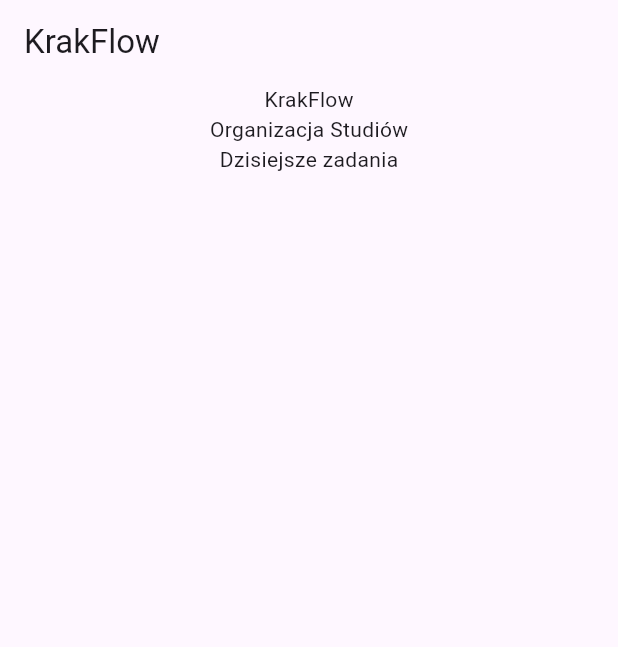
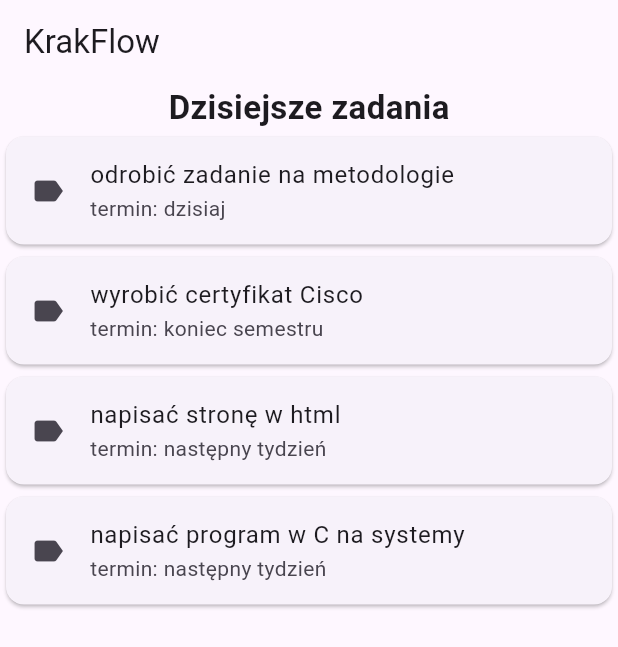
Before and after one commit to mattnotdev/krakflow_flutter, a Flutter app: the screen it shows after launch, on a phone screen of 412 x 824 dp. Shown: the top 647 px of the screen. Run offline on Flutter 3.47's test engine with Material 3 defaults, Android fonts, the phone set to English and light mode, and no system bars.

Commit message:
visible, scrollable list

```diff
--- a/lib/main.dart
+++ b/lib/main.dart
@@ -5,23 +5,44 @@ void main() {
 }
 
 class MyApp extends StatelessWidget {
+  List<Task> tasks = [
+    Task(title: "odrobić zadanie na metodologie", deadline: "dzisiaj"),
+    Task(title: "wyrobić certyfikat Cisco", deadline: "koniec semestru"),
+    Task(title: "napisać stronę w html", deadline: "następny tydzień"),
+    Task(title: "napisać program w C na systemy", deadline: "następny tydzień"),
+  ];
+
   @override
   Widget build(BuildContext context) {
     return MaterialApp(
       home: Scaffold(
-        appBar: AppBar(
-            title: Text("KrakFlow"),
-        ),
+        appBar: AppBar(title: Text("KrakFlow")),
         body: Center(
           child: Column(
             children: [
-              Text("KrakFlow"),
-              Text("Organizacja Studiów"),
-              Text("Dzisiejsze zadania"),
+              Text(
+                "Dzisiejsze zadania",
+                style: TextStyle(
+                  fontSize: 22,
+                  fontWeight: FontWeight.bold,
+                )
+              ),
+              Expanded(
+                child: ListView.builder(
+                  itemCount: tasks.length,
+                  itemBuilder: (context, index) {
+                    return TaskCard(
+                      title: tasks[index].title,
+                      subtitle: "termin: ${tasks[index].deadline}",
+                      icon: Icons.label,
+                    );
+                  },
+                )
+              ),
             ],
-          )
+          ),
         ),
-      )
+      ),
     );
   }
 }
@@ -32,3 +53,27 @@ class Task {
 
   Task({required this.title, required this.deadline});
 }
+
+class TaskCard extends StatelessWidget {
+  final String title;
+  final String subtitle;
+  final IconData icon;
+
+  const TaskCard({
+    super.key,
+    required this.title,
+    required this.subtitle,
+    required this.icon,
+  });
+
+  @override
+  Widget build(BuildContext context) {
+    return Card(
+      child: ListTile(
+        leading: Icon(icon),
+        title: Text(title),
+        subtitle: Text(subtitle),
+      ),
+    );
+  }
+}
```
